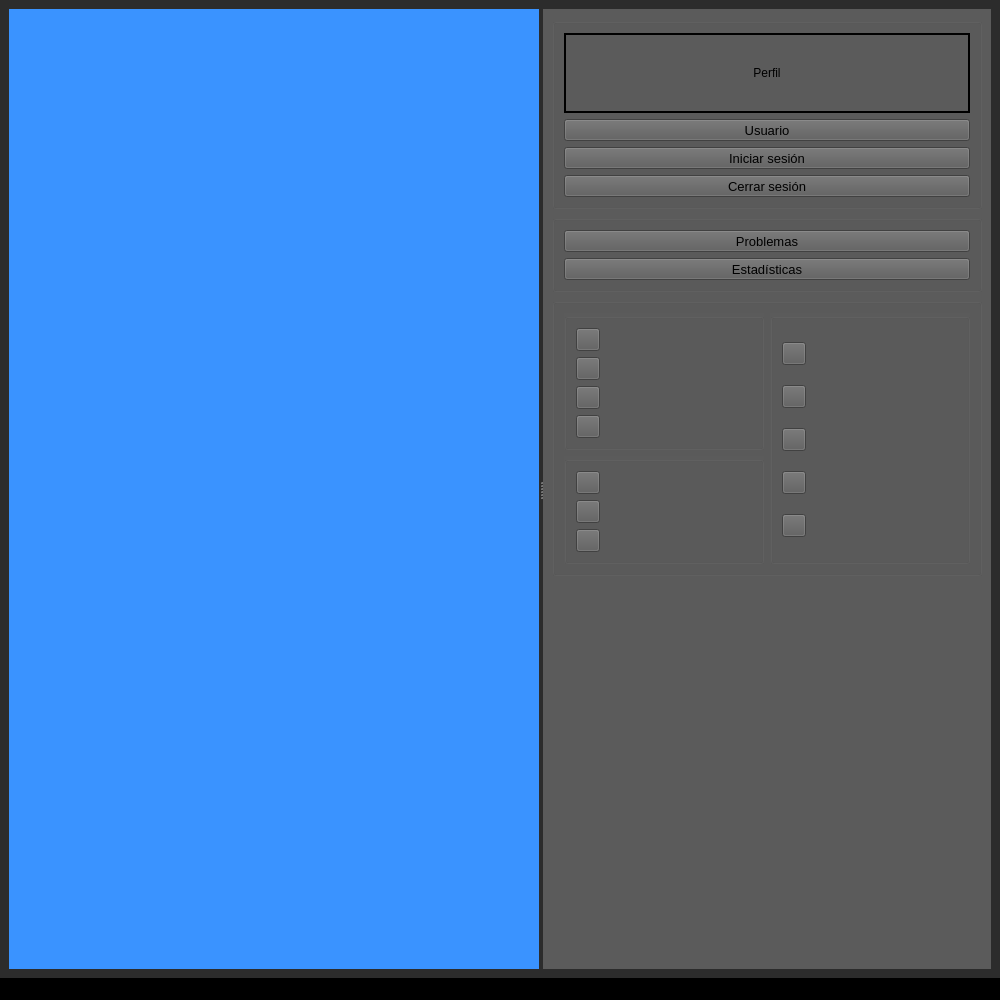
Old version of the form Trabajo/mainwindow.ui in the repository KaiacUPV/PROYECTO-IHM.
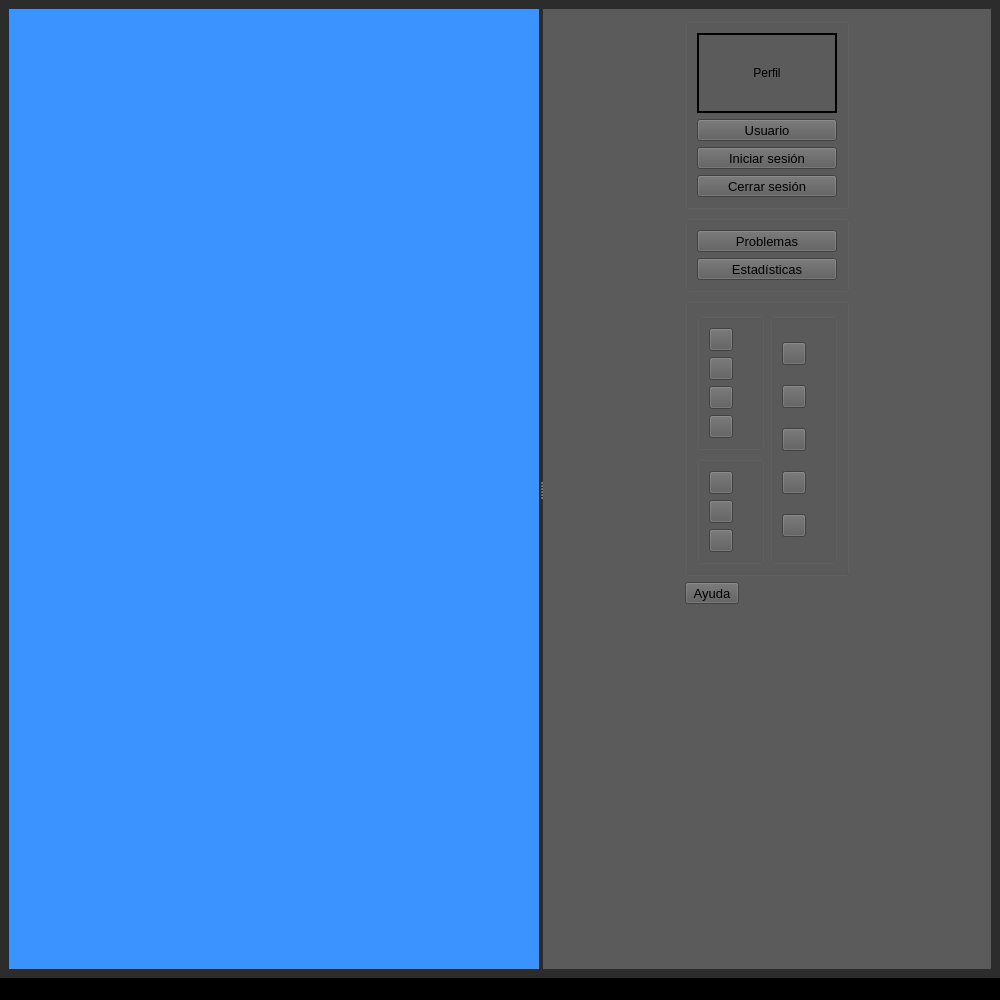
New version of the form. The open tabs and pages were chosen to show the change.

The edit to the form file:
```diff
--- a/Trabajo/mainwindow.ui
+++ b/Trabajo/mainwindow.ui
@@ -404,6 +404,18 @@
              </widget>
             </item>
             <item row="4" column="0">
+             <widget class="QToolButton" name="btnAyuda">
+              <property name="font">
+               <font>
+                <pointsize>10</pointsize>
+               </font>
+              </property>
+              <property name="text">
+               <string>Ayuda</string>
+              </property>
+             </widget>
+            </item>
+            <item row="5" column="0">
              <spacer name="verticalSpacer">
               <property name="orientation">
                <enum>Qt::Orientation::Vertical</enum>
```
